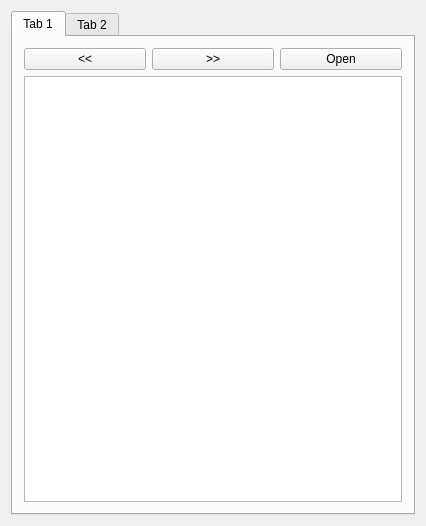
Above: form.ui from sanami/qt-music-player before the change. Below: the same form after it.
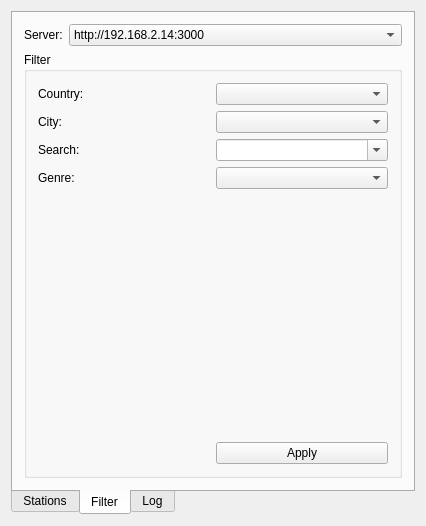
That is the form after the change. The open tabs and pages were chosen to show the change.

```diff
--- a/form.ui
+++ b/form.ui
@@ -14,17 +14,20 @@
    <string>Form</string>
   </property>
   <widget class="QWidget" name="centralWidget">
-   <layout class="QGridLayout" name="gridLayout_3">
+   <layout class="QGridLayout" name="gridLayout_2">
     <item row="0" column="0">
      <widget class="QTabWidget" name="tabWidget">
+      <property name="tabPosition">
+       <enum>QTabWidget::South</enum>
+      </property>
       <property name="currentIndex">
        <number>0</number>
       </property>
       <widget class="QWidget" name="tab">
        <attribute name="title">
-        <string>Tab 1</string>
+        <string>Stations</string>
        </attribute>
-       <layout class="QGridLayout" name="gridLayout_2">
+       <layout class="QGridLayout" name="gridLayout_3">
         <item row="0" column="0">
          <widget class="QPushButton" name="pushButton">
           <property name="text">
@@ -40,9 +43,12 @@
          </widget>
         </item>
         <item row="0" column="2">
-         <widget class="QPushButton" name="pushButton_3">
+         <widget class="QLabel" name="page">
           <property name="text">
-           <string>Open</string>
+           <string>page</string>
+          </property>
+          <property name="alignment">
+           <set>Qt::AlignRight|Qt::AlignTrailing|Qt::AlignVCenter</set>
           </property>
          </widget>
         </item>
@@ -55,9 +61,159 @@
         </item>
        </layout>
       </widget>
+      <widget class="QWidget" name="tab_3">
+       <attribute name="title">
+        <string>Filter</string>
+       </attribute>
+       <layout class="QGridLayout" name="gridLayout_4">
+        <item row="0" column="0">
+         <widget class="QLabel" name="label">
+          <property name="text">
+           <string>Server:</string>
+          </property>
+         </widget>
+        </item>
+        <item row="0" column="1">
+         <widget class="QComboBox" name="comboBox_server">
+          <property name="sizePolicy">
+           <sizepolicy hsizetype="Expanding" vsizetype="Fixed">
+            <horstretch>0</horstretch>
+            <verstretch>0</verstretch>
+           </sizepolicy>
+          </property>
+          <item>
+           <property name="text">
+            <string>http://192.168.2.14:3000</string>
+           </property>
+          </item>
+          <item>
+           <property name="text">
+            <string>http://music.heroku.com</string>
+           </property>
+          </item>
+         </widget>
+        </item>
+        <item row="1" column="0" colspan="2">
+         <widget class="QGroupBox" name="groupBox">
+          <property name="title">
+           <string>Filter</string>
+          </property>
+          <layout class="QGridLayout" name="gridLayout_5">
+           <item row="0" column="0">
+            <widget class="QLabel" name="label_2">
+             <property name="text">
+              <string>Country:</string>
+             </property>
+            </widget>
+           </item>
+           <item row="0" column="1">
+            <widget class="QComboBox" name="comboBox_country">
+             <property name="sizePolicy">
+              <sizepolicy hsizetype="Expanding" vsizetype="Fixed">
+               <horstretch>0</horstretch>
+               <verstretch>0</verstretch>
+              </sizepolicy>
+             </property>
+            </widget>
+           </item>
+           <item row="1" column="0">
+            <widget class="QLabel" name="label_3">
+             <property name="text">
+              <string>City:</string>
+             </property>
+            </widget>
+           </item>
+           <item row="1" column="1">
+            <widget class="QComboBox" name="comboBox_city">
+             <property name="sizePolicy">
+              <sizepolicy hsizetype="Expanding" vsizetype="Fixed">
+               <horstretch>0</horstretch>
+               <verstretch>0</verstretch>
+              </sizepolicy>
+             </property>
+            </widget>
+           </item>
+           <item row="2" column="0">
+            <widget class="QLabel" name="label_4">
+             <property name="text">
+              <string>Search:</string>
+             </property>
+            </widget>
+           </item>
+           <item row="2" column="1">
+            <widget class="QComboBox" name="comboBox_search">
+             <property name="sizePolicy">
+              <sizepolicy hsizetype="Expanding" vsizetype="Fixed">
+               <horstretch>0</horstretch>
+               <verstretch>0</verstretch>
+              </sizepolicy>
+             </property>
+             <property name="editable">
+              <bool>true</bool>
+             </property>
+             <property name="insertPolicy">
+              <enum>QComboBox::InsertAtTop</enum>
+             </property>
+            </widget>
+           </item>
+           <item row="6" column="0">
+            <spacer name="horizontalSpacer">
+             <property name="orientation">
+              <enum>Qt::Horizontal</enum>
+             </property>
+             <property name="sizeHint" stdset="0">
+              <size>
+               <width>40</width>
+               <height>20</height>
+              </size>
+             </property>
+            </spacer>
+           </item>
+           <item row="6" column="1">
+            <widget class="QPushButton" name="pushButton_filter_apply">
+             <property name="text">
+              <string>Apply</string>
+             </property>
+            </widget>
+           </item>
+           <item row="5" column="0" colspan="2">
+            <spacer name="verticalSpacer">
+             <property name="orientation">
+              <enum>Qt::Vertical</enum>
+             </property>
+             <property name="sizeHint" stdset="0">
+              <size>
+               <width>20</width>
+               <height>40</height>
+              </size>
+             </property>
+            </spacer>
+           </item>
+           <item row="4" column="1">
+            <widget class="QComboBox" name="comboBox_genre">
+             <property name="sizePolicy">
+              <sizepolicy hsizetype="Expanding" vsizetype="Fixed">
+               <horstretch>0</horstretch>
+               <verstretch>0</verstretch>
+              </sizepolicy>
+             </property>
+            </widget>
+           </item>
+           <item row="4" column="0">
+            <widget class="QLabel" name="label_5">
+             <property name="text">
+              <string>Genre:</string>
+             </property>
+            </widget>
+           </item>
+          </layout>
+         </widget>
+        </item>
+       </layout>
+      </widget>
       <widget class="QWidget" name="tab_2">
        <attribute name="title">
-        <string>Tab 2</string>
+        <string>Log</string>
        </attribute>
        <layout class="QGridLayout" name="gridLayout">
         <item row="0" column="0">
```
